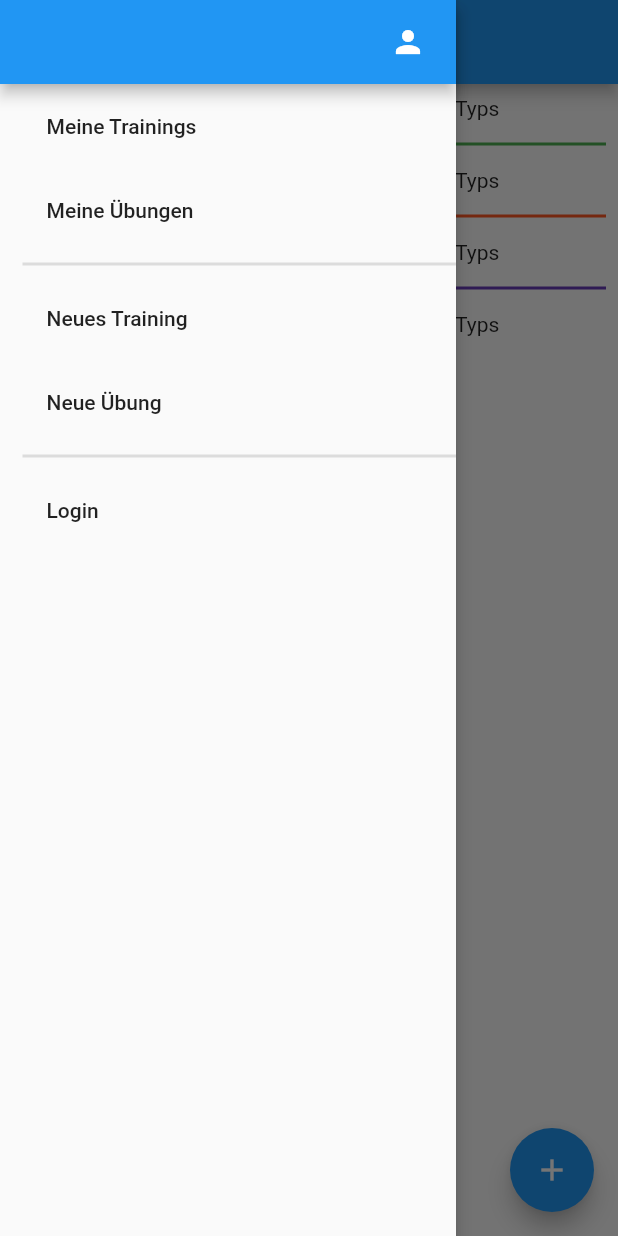
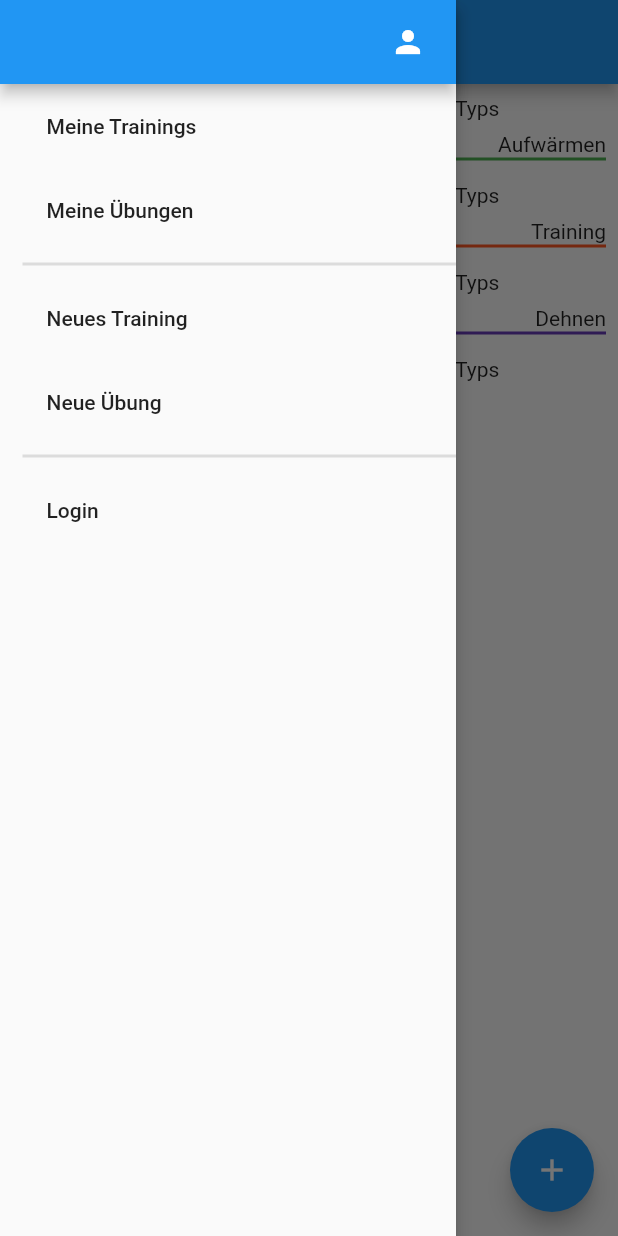
Before and after one commit to thierrypascal/NativeTraining, a Flutter app: the MyExercisePage screen opened directly, with the side drawer open, on a phone screen of 412 x 824 dp. Run offline on Flutter 3.47's test engine with Material 2 defaults, Android fonts, the phone set to English and light mode, and no system bars; our stand-ins replace cached_network_image, cloud_firestore, extended_image, firebase_auth, firebase_core, firebase_storage and 6 more; missing offline and left inert: image_editor; accounts and stored records are empty.

Commit message:
clean up before first release

```diff
--- a/lib/components/screen_with_logo_and_waves.dart
+++ b/lib/components/screen_with_logo_and_waves.dart
@@ -1,7 +1,6 @@
 import 'package:flutter/cupertino.dart';
 import 'package:flutter/material.dart';
 import 'package:flutter_svg/flutter_svg.dart';
-import 'package:native_training/components/drawer.dart';
 
 /// Displays a page with the logo at the top and the green waves at the bottom.
 class LogoAndWavesScreen extends StatelessWidget {
--- a/lib/components/show_workout_dialog.dart
+++ b/lib/components/show_workout_dialog.dart
@@ -1,11 +1,8 @@
 import 'package:flutter/cupertino.dart';
 import 'package:flutter/material.dart';
 import 'package:native_training/components/drawer.dart';
-import 'package:native_training/models/exercise.dart';
 import 'package:native_training/models/user.dart';
 import 'package:native_training/models/workout.dart';
-import 'package:native_training/pages/exercise_page/edit_exercise_page.dart';
-import 'package:native_training/pages/exercise_page/my_exercises_page.dart';
 import 'package:native_training/pages/workout_page/edit_workout_page.dart';
 import 'package:native_training/pages/workout_page/my_workouts_page.dart';
 import 'package:native_training/services/service_provider.dart';
--- a/lib/main.dart
+++ b/lib/main.dart
@@ -1,7 +1,6 @@
 import 'package:firebase_auth/firebase_auth.dart' as auth;
 import 'package:flutter/material.dart';
 import 'package:google_mobile_ads/google_mobile_ads.dart';
-import 'package:native_training/pages/exercise_page/my_exercises_page.dart';
 import 'package:native_training/pages/login_page/login_page.dart';
 import 'package:native_training/pages/workout_page/my_workouts_page.dart';
 import 'package:firebase_core/firebase_core.dart';
--- a/lib/models/workout.dart
+++ b/lib/models/workout.dart
@@ -1,9 +1,7 @@
-import 'dart:convert';
 import 'dart:core';
 import 'dart:developer' as logging;
 
 import 'package:flutter/cupertino.dart';
-import 'package:native_training/models/exercise.dart';
 import 'package:native_training/models/information_object.dart';
 import 'package:native_training/services/storage_provider.dart';
 import 'package:cloud_firestore/cloud_firestore.dart';
@@ -60,8 +58,6 @@ class Workout extends ChangeNotifier implements InformationObject {
     _isEmpty = true;
   }
 
-  //TODO: change way of saving workouts: Exercises have to reference to actual exercises, not just json save them
-
   /// creates an workout from the provided Map.
   /// Used for database loading and testing
   Workout.fromMap(Map<String, dynamic> map, {this.reference, StorageProvider storageProvider})
--- a/lib/pages/exercise_page/my_exercises_page.dart
+++ b/lib/pages/exercise_page/my_exercises_page.dart
@@ -26,35 +26,58 @@ class MyExercisePage extends StatelessWidget {
             false,
             objects: exerciseService.getAllExercisesFromUserOfType(user, 0),
           ),
-          //TODO: add small text over the divider to display type of list
+          Stack(alignment: Alignment.topRight, children: [
             Padding(
-            padding: const EdgeInsets.only(left: 8.0, right: 8.0),
+              padding: const EdgeInsets.only(left: 8.0, right: 8.0, top: 10),
               child: Divider(
                 thickness: 2,
                 color: Colors.green,
               ),
             ),
+            Padding(
+              padding: const EdgeInsets.only(right: 8.0),
+              child: Text("Aufw\u00E4rmen"),
+            ),
+          ]),
           InformationObjectListWidget(
             false,
             objects: exerciseService.getAllExercisesFromUserOfType(user, 1),
           ),
+          Stack(
+            alignment: Alignment.topRight,
+            children: [
               Padding(
-            padding: const EdgeInsets.only(left: 8.0, right: 8.0),
+                padding: const EdgeInsets.only(left: 8.0, right: 8.0, top: 10),
                 child: Divider(
                   thickness: 2,
                   color: Colors.deepOrange,
                 ),
               ),
+              Padding(
+                padding: const EdgeInsets.only(right: 8.0),
+                child: Text("Training"),
+              ),
+            ],
+          ),
           InformationObjectListWidget(
             false,
             objects: exerciseService.getAllExercisesFromUserOfType(user, 2),
           ),
+          Stack(
+            alignment: Alignment.topRight,
+            children: [
               Padding(
-            padding: const EdgeInsets.only(left: 8.0, right: 8.0),
+                padding: const EdgeInsets.only(left: 8.0, right: 8.0, top: 10),
                 child: Divider(
                   thickness: 2,
                   color: Colors.deepPurple,
                 ),
+              ),
+              Padding(
+                padding: const EdgeInsets.only(right: 8.0),
+                child: Text("Dehnen"),
+              ),
+            ],
           ),
           InformationObjectListWidget(
             false,
--- a/lib/pages/login_page/login_page.dart
+++ b/lib/pages/login_page/login_page.dart
@@ -3,11 +3,9 @@ import 'package:flutter/foundation.dart';
 import 'package:flutter/material.dart';
 import 'package:font_awesome_flutter/font_awesome_flutter.dart';
 import 'package:native_training/components/screen_with_logo_and_waves.dart';
-import 'package:native_training/models/user.dart';
 import 'package:native_training/pages/login_page/email_login_page.dart';
 import 'package:native_training/pages/login_page/register_page.dart';
 import 'package:native_training/pages/workout_page/my_workouts_page.dart';
-import 'package:provider/provider.dart';
 
 final ButtonStyle _buttonStyle = ButtonStyle(
     backgroundColor: MaterialStateProperty.all(Colors.white),
--- a/lib/pages/workout_page/edit_workout_page.dart
+++ b/lib/pages/workout_page/edit_workout_page.dart
@@ -1,21 +1,16 @@
-import 'dart:developer';
-import 'dart:typed_data';
 
 import 'package:flutter/material.dart';
 import 'package:native_training/components/edit_dialog.dart';
 import 'package:native_training/components/information_object_list_widget.dart';
-import 'package:native_training/components/select_image_for_exercise.dart';
 import 'package:native_training/components/simple_information_object_card_widget.dart';
 import 'package:native_training/components/white_redirect_page.dart';
 import 'package:native_training/models/exercise.dart';
 import 'package:native_training/models/user.dart';
 import 'package:native_training/models/workout.dart';
-import 'package:native_training/pages/exercise_page/my_exercises_page.dart';
 import 'package:native_training/pages/exercise_page/show_exercise_page.dart';
 import 'package:native_training/pages/workout_page/my_workouts_page.dart';
 import 'package:native_training/services/service_provider.dart';
 import 'package:provider/provider.dart';
-import 'package:uuid/uuid.dart';
 
 class EditWorkoutPage extends StatefulWidget {
   EditWorkoutPage({@required this.isEdit, this.workout, this.route, Key key}) : super(key: key);
--- a/lib/pages/workout_page/my_workouts_page.dart
+++ b/lib/pages/workout_page/my_workouts_page.dart
@@ -35,7 +35,7 @@ class _MyWorkoutPageState extends State<MyWorkoutPage> {
     });
   }
 
-  //TODO: Nach registrieren/anmelden kann beim erstenmal keine Workouts/Exercises angezeigt werden. Nach erneutem Starten der App geht es, hot reload reicht nicht aus
+  //TODO: Nach registrieren kann beim erstenmal keine Workouts/Exercises angezeigt werden. Nach erneutem Starten der App geht es, hot reload reicht nicht aus
 
   @override
   Widget build(BuildContext context) {
--- a/lib/pages/workout_page/play_workout_page.dart
+++ b/lib/pages/workout_page/play_workout_page.dart
@@ -3,7 +3,6 @@ import 'package:native_training/components/PageViewDotIndicator.dart';
 import 'package:native_training/components/white_redirect_page.dart';
 import 'package:native_training/models/exercise.dart';
 import 'package:native_training/models/workout.dart';
-import 'package:native_training/pages/workout_page/workout_finished_redirect_page.dart';
 import 'package:native_training/services/service_provider.dart';
 
 import 'my_workouts_page.dart';
@@ -129,7 +128,6 @@ class _PlayWorkoutPageState extends State<PlayWorkoutPage> {
                                 exercise.title,
                                 style: TextStyle(fontWeight: FontWeight.bold, fontSize: 20),
                               )),
-                              // Text("10x" /*TODO: Anzahl Wiederholungen*/),
                             ],
                           )),
                       Padding(
--- a/lib/pages/workout_page/workout_finished_redirect_page.dart
+++ b/lib/pages/workout_page/workout_finished_redirect_page.dart
@@ -1,7 +1,6 @@
 import 'package:flutter/material.dart';
 import 'package:google_mobile_ads/google_mobile_ads.dart';
 import 'package:native_training/models/ad_state.dart';
-import 'package:provider/provider.dart';
 
 /// A white page that displays text and then redirects to a new page
 class WorkoutFinishedRedirectPage extends StatefulWidget {
```
Also changed, not shown: lib/pages/account_page/account_delete_page.dart (+7 -7 lines), lib/pages/workout_page/show_workout_page.dart (+27 -5 lines). Lines whose indentation alone changed are shown as unchanged.
